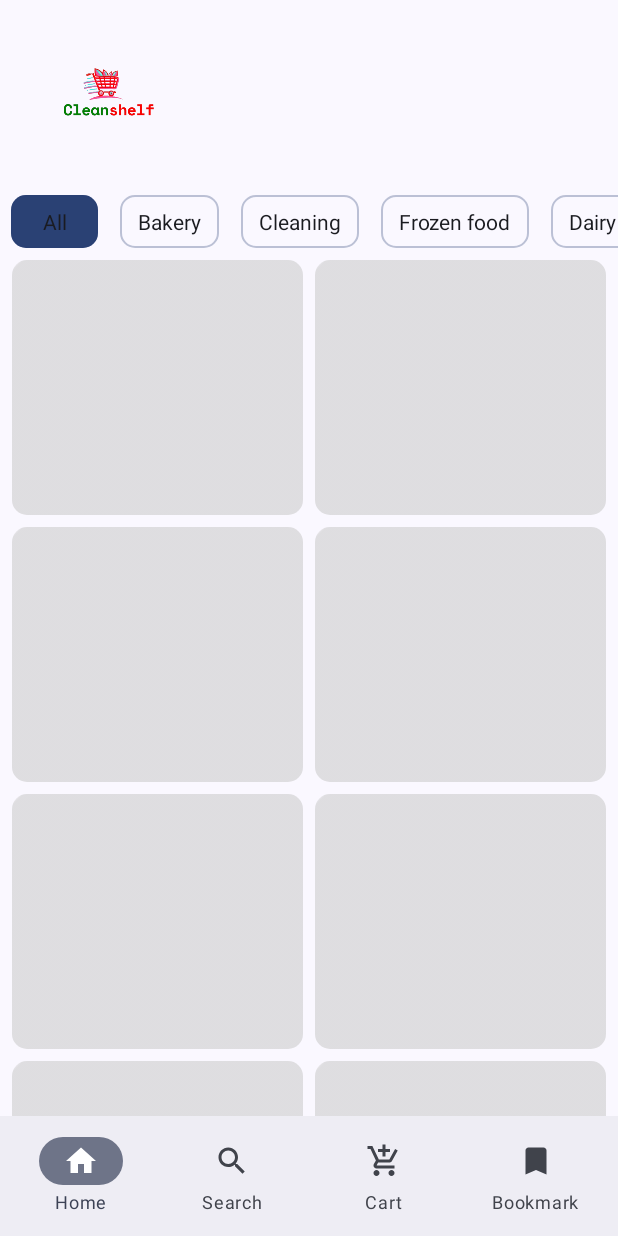
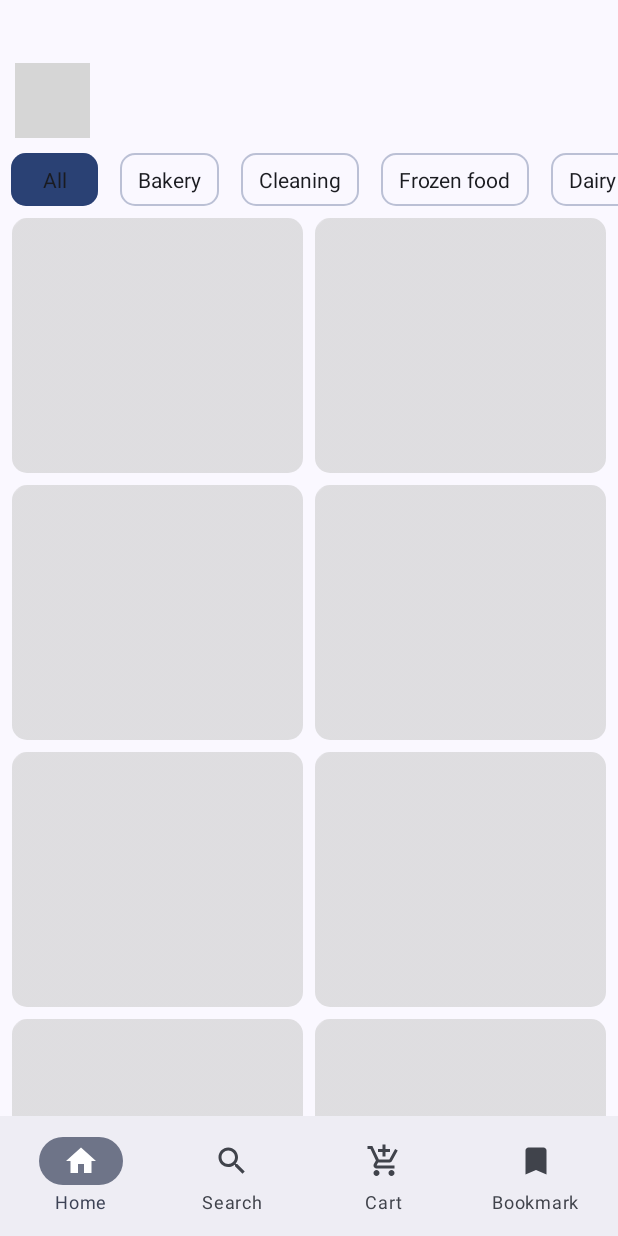
Before and after one commit to ZackGithui/Cleanshelf, an Android app built with Jetpack Compose: the screen it shows after launch (MainActivity), after a tap on "Sign In", on a phone screen of 412 x 824 dp. Run offline under Robolectric (Android 15) with nearby library versions, the phone set to English and light mode, and no system bars; our stand-ins replace Dagger/Hilt's generated code, Firebase (no records; nobody signed in at launch, a user with empty details on screens opened directly), Room's generated code, livedata-compose; pictures from the network do not load; Roboto replaces fonts that are not available here; 2 statements that could not run were skipped; grey boxes are pictures that could not be loaded.

Commit message:
checkOut Functionality

```diff
--- a/app/build.gradle.kts
+++ b/app/build.gradle.kts
@@ -68,6 +68,7 @@ dependencies {
     implementation(libs.androidx.room.common)
     implementation(libs.androidx.room.ktx)
     implementation(libs.firebase.auth)
+    implementation(libs.firebase.firestore.ktx)
     testImplementation(libs.junit)
     androidTestImplementation(libs.androidx.junit)
     androidTestImplementation(libs.androidx.espresso.core)
@@ -123,5 +124,7 @@ dependencies {
     implementation ("com.github.erenalpaslan:removebg:1.0.4")
     //Firebase Messaging
     implementation ("com.google.firebase:firebase-messaging:23.3.1")
+    //implementation ("com.google.firebase:firebase-firestore-ktx:24.10.0")
+    implementation ("com.google.firebase:firebase-storage-ktx:20.3.0")
 
 }
--- a/app/src/main/AndroidManifest.xml
+++ b/app/src/main/AndroidManifest.xml
@@ -5,6 +5,8 @@
     <application
         android:allowBackup="true"
         android:name=".MainApplication"
+        android:usesCleartextTraffic="true"
+        android:networkSecurityConfig="@xml/network_security_config"
         android:dataExtractionRules="@xml/data_extraction_rules"
         android:fullBackupContent="@xml/backup_rules"
         android:icon="@mipmap/ic_launcher"
--- a/app/src/main/java/com/example/cleanshelf/MainActivity.kt
+++ b/app/src/main/java/com/example/cleanshelf/MainActivity.kt
@@ -32,10 +32,12 @@ import com.example.cleanshelf.presentation.authentication.forgotPassword.ForgotP
 import com.example.cleanshelf.presentation.authentication.forgotPassword.ForgotViewModel
 import com.example.cleanshelf.presentation.authentication.signIn.Login
 import com.example.cleanshelf.presentation.authentication.signIn.SignInViewModel
+import com.example.cleanshelf.presentation.authentication.signOut.SignOutScreen
 import com.example.cleanshelf.presentation.authentication.signUp.SignUp
 import com.example.cleanshelf.presentation.authentication.signUp.SignUpViewModel
 import com.example.cleanshelf.presentation.bookMarks.BookMarkScreen
 import com.example.cleanshelf.presentation.cart.CartScreen
+import com.example.cleanshelf.presentation.checkOut.CheckOutScreen
 import com.example.cleanshelf.presentation.detailScreen.DetailScreen
 import com.example.cleanshelf.presentation.homeScreen.HomeScreen
 import com.example.cleanshelf.presentation.navigation.AppScreens
@@ -129,7 +131,7 @@ fun App(navController: NavHostController, modifier: Modifier) {
                 )
             }
             composable(AppScreens.CartScreen.route) {
-                CartScreen()
+                CartScreen(navController = navController)
             }
             composable(AppScreens.SearchScreen.route) {
                 SearchScreen(navController = navController)
@@ -137,6 +139,12 @@ fun App(navController: NavHostController, modifier: Modifier) {
             composable(AppScreens.BookMarks.route) {
                 BookMarkScreen()
             }
+            composable(AppScreens.CheckOutScreen.route){
+                CheckOutScreen()
+            }
+            composable(AppScreens.SignOut.route){
+                SignOutScreen(navController = navController)
+            }
         }
     }
 }
--- a/app/src/main/java/com/example/cleanshelf/data/remote/Cleanshelf.kt
+++ b/app/src/main/java/com/example/cleanshelf/data/remote/Cleanshelf.kt
@@ -1,7 +1,14 @@
 package com.example.cleanshelf.data.remote
 
 import com.example.cleanshelf.data.remote.Dto.ProductResponseItem
+import com.example.cleanshelf.data.remote.Dto.StkRequest
+import com.example.cleanshelf.data.remote.Dto.StkResponse
+import retrofit2.Call
+import retrofit2.Response
+import retrofit2.http.Body
 import retrofit2.http.GET
+import retrofit2.http.Headers
+import retrofit2.http.POST
 import retrofit2.http.Path
 import retrofit2.http.Query
 
@@ -21,4 +28,20 @@ interface Cleanshelf {
     ): List<ProductResponseItem>
 
 
+
+
+
+
+
+
+
 }
+
+interface MpesaServices{
+    @Headers("Content-Type: application/json","Authorization: Bearer YOUR_TOKEN")
+    @POST("stkPush")
+    suspend fun initiateStkPush(@Body request: StkRequest): Response<StkResponse>
+
+
+
+}
--- a/app/src/main/java/com/example/cleanshelf/presentation/cart/CartScreen.kt
+++ b/app/src/main/java/com/example/cleanshelf/presentation/cart/CartScreen.kt
@@ -21,13 +21,15 @@ import androidx.compose.ui.unit.dp
 import androidx.compose.ui.unit.sp
 import androidx.hilt.navigation.compose.hiltViewModel
 import androidx.lifecycle.compose.collectAsStateWithLifecycle
+import androidx.navigation.NavController
 import com.example.cleanshelf.presentation.authentication.components.CleanShelfButton
 import com.example.cleanshelf.presentation.cart.components.CartItem
 import com.example.cleanshelf.presentation.navigation.AppScreens
 import com.google.firebase.auth.FirebaseAuth
 
 @Composable
-fun CartScreen(modifier: Modifier = Modifier) {
+fun CartScreen(modifier: Modifier = Modifier,
+               navController: NavController) {
     val auth: FirebaseAuth = FirebaseAuth.getInstance()
 
     val cartViewModel: CartViewModel = hiltViewModel()
@@ -92,7 +94,7 @@ fun CartScreen(modifier: Modifier = Modifier) {
                 CleanShelfButton(
                     modifier = modifier.fillMaxWidth(),
                     title = "CheckOut",
-                    onClick = {})
+                    onClick = {navController.navigate(AppScreens.CheckOutScreen.route)})
             }
 
         }
--- a/app/src/main/java/com/example/cleanshelf/presentation/homeScreen/HomeScreen.kt
+++ b/app/src/main/java/com/example/cleanshelf/presentation/homeScreen/HomeScreen.kt
@@ -64,7 +64,7 @@ fun HomeScreen(
 
 
     Column {
-        TopPart()
+        TopPart(navController)
 
         CategoryTab(
             modifier = Modifier.fillMaxWidth(),
--- a/app/src/main/java/com/example/cleanshelf/presentation/homeScreen/components/TopPart.kt
+++ b/app/src/main/java/com/example/cleanshelf/presentation/homeScreen/components/TopPart.kt
@@ -2,16 +2,25 @@ package com.example.cleanshelf.presentation.homeScreen.components
 
 import androidx.compose.foundation.Image
 import androidx.compose.foundation.background
+import androidx.compose.foundation.clickable
 import androidx.compose.foundation.layout.Arrangement
 import androidx.compose.foundation.layout.Row
 import androidx.compose.foundation.layout.fillMaxWidth
 import androidx.compose.foundation.layout.padding
 import androidx.compose.foundation.layout.size
+import androidx.compose.foundation.shape.CircleShape
 import androidx.compose.material3.MaterialTheme
 import androidx.compose.material3.Text
 import androidx.compose.runtime.Composable
+import androidx.compose.runtime.LaunchedEffect
+import androidx.compose.runtime.getValue
+import androidx.compose.runtime.mutableStateOf
+import androidx.compose.runtime.remember
+import androidx.compose.runtime.setValue
 import androidx.compose.ui.Alignment
 import androidx.compose.ui.Modifier
+import androidx.compose.ui.draw.clip
+import androidx.compose.ui.graphics.Color
 import androidx.compose.ui.graphics.ColorFilter
 import androidx.compose.ui.layout.ContentScale
 import androidx.compose.ui.res.painterResource
@@ -19,28 +28,56 @@ import androidx.compose.ui.res.stringResource
 import androidx.compose.ui.tooling.preview.Preview
 import androidx.compose.ui.unit.dp
 import androidx.compose.ui.unit.sp
+import androidx.navigation.NavController
+import androidx.navigation.compose.rememberNavController
+import coil.compose.rememberAsyncImagePainter
 import com.example.cleanshelf.R
+import com.example.cleanshelf.presentation.authentication.firebaseAuth.AuthViewModel
+import com.example.cleanshelf.presentation.navigation.AppScreens
 import com.google.firebase.auth.FirebaseAuth
+import com.google.firebase.firestore.FirebaseFirestore
+import kotlinx.coroutines.tasks.await
 
 @Composable
-fun TopPart() {
-    Row (modifier = Modifier
+fun TopPart(navController: NavController) {
+    val authViewModel = AuthViewModel()
+    val auth = FirebaseAuth.getInstance()
+    val user = auth.currentUser
+    val fireStore = FirebaseFirestore.getInstance()
+    var profilePictureUri by remember { mutableStateOf(user?.photoUrl?.toString() ?: "") }
+    LaunchedEffect(user) {
+        user?.uid?.let { uid ->
+            val doc = fireStore.collection("users").document(uid).get().await()
+
+            profilePictureUri = doc.getString("profilePicture") ?: user.photoUrl.toString() ?: ""
+
+
+        }
+
+    }
+
+
+    Row(
+        modifier = Modifier
             .fillMaxWidth()
             .padding(10.dp)
+            .padding(top= 32.dp)
             .background(MaterialTheme.colorScheme.background),
         horizontalArrangement = Arrangement.SpaceBetween,
         verticalAlignment = Alignment.CenterVertically
-    ){
+    ) {
         val auth: FirebaseAuth = FirebaseAuth.getInstance()
+
         auth.currentUser?.displayName?.let {
-            Text(text = "Welcome, $it! ",
+            Text(
+                text = "Welcome, $it! ",
                 style = MaterialTheme.typography.bodyLarge.copy(fontSize = 22.sp),
                 color = MaterialTheme.colorScheme.onBackground
             )
         }
 
 
-        Image(
+        /* Image(
              painter = painterResource(id = R.drawable.cleanshelficon),
 
              contentDescription = stringResource(id = R.string.logo),
@@ -48,8 +85,21 @@ fun TopPart() {
              contentScale = ContentScale.Crop,
             //colorFilter = ColorFilter.tint(color = MaterialTheme.colorScheme.onBackground)
 
+         )*/
+        Image(
+            painter = rememberAsyncImagePainter(profilePictureUri),
+            contentDescription = "image",
+            contentScale = ContentScale.Crop,
+            modifier = Modifier
+                .size(50.dp)
+                .clip(CircleShape)
+                .background(Color.Gray)
+                .clickable {
+                    navController.navigate(AppScreens.SignOut.route)
+
+
+                }
         )
-
 
 
     }
@@ -61,6 +111,7 @@ fun TopPart() {
 @Preview
 @Composable
 private fun TopPart1() {
-    TopPart()
+    val navController = rememberNavController()
+    TopPart(navController = navController)
 
 }
--- a/app/src/main/java/com/example/cleanshelf/presentation/navigation/AppScreens.kt
+++ b/app/src/main/java/com/example/cleanshelf/presentation/navigation/AppScreens.kt
@@ -1,6 +1,7 @@
 package com.example.cleanshelf.presentation.navigation
 
 import androidx.compose.material.icons.Icons
+import androidx.compose.material.icons.filled.Close
 import androidx.compose.material.icons.filled.Signpost
 import androidx.compose.material.icons.outlined.AddShoppingCart
 import androidx.compose.material.icons.outlined.BookmarkBorder
@@ -20,6 +21,7 @@ sealed class AppScreens(val route: String,val icon:ImageVector,val title: String
     data object CartScreen : AppScreens("CartScreen",Icons.Outlined.AddShoppingCart,"Cart")
     data object  SearchScreen : AppScreens("SearchScreen",Icons.Outlined.Search,"Search")
     data object  BookMarks : AppScreens("BookMarks",Icons.Outlined.BookmarkBorder,"Bookmark")
-
+    data object CheckOutScreen : AppScreens("CheckOut",Icons.Default.Close,"checkout")
+    data object SignOut : AppScreens("SignOut",Icons.Default.Close,"signOut")
 
 }
--- a/app/src/main/java/com/example/cleanshelf/util/Const.kt
+++ b/app/src/main/java/com/example/cleanshelf/util/Const.kt
@@ -1,2 +1,4 @@
 package com.example.cleanshelf.util
 const val BASE_URL= "https://1867-197-232-120-6.ngrok-free.app/"
+
+const val MPESAAPI_BASE_URL ="http://192.168.0.186:5001/api/"
--- /dev/null
+++ b/app/src/main/res/xml/network_security_config.xml
@@ -0,0 +1,6 @@
+<?xml version="1.0" encoding="utf-8"?>
+<network-security-config>
+    <domain-config cleartextTrafficPermitted="true">
+        <domain includeSubdomains="true">192.168.0.186</domain>
+    </domain-config>
+</network-security-config>
--- a/build.gradle.kts
+++ b/build.gradle.kts
@@ -7,4 +7,5 @@ plugins {
     id("org.jetbrains.kotlin.kapt") version "1.8.0" apply false
     alias(libs.plugins.google.gms.google.services) apply false
 
+
 }
--- a/gradle/libs.versions.toml
+++ b/gradle/libs.versions.toml
@@ -19,6 +19,7 @@ roomCommon = "2.6.1"
 roomKtx = "2.6.1"
 googleGmsGoogleServices = "4.4.2"
 firebaseAuth = "23.0.0"
+firebaseFirestoreKtx = "25.1.3"
 
 
 [libraries]
@@ -46,6 +47,7 @@ androidx-runtime-livedata = { group = "androidx.compose.runtime", name = "runtim
 androidx-room-common = { group = "androidx.room", name = "room-common", version.ref = "roomCommon" }
 androidx-room-ktx = { group = "androidx.room", name = "room-ktx", version.ref = "roomKtx" }
 firebase-auth = { group = "com.google.firebase", name = "firebase-auth", version.ref = "firebaseAuth" }
+firebase-firestore-ktx = { group = "com.google.firebase", name = "firebase-firestore-ktx", version.ref = "firebaseFirestoreKtx" }
 
 [plugins]
 android-application = { id = "com.android.application", version.ref = "agp" }
```
Also changed, not shown: app/src/main/java/com/example/cleanshelf/data/remote/Dto/StkRequest.kt (added, +13 -0 lines), app/src/main/java/com/example/cleanshelf/data/remote/Dto/StkResponse.kt (added, +19 -0 lines), app/src/main/java/com/example/cleanshelf/data/repository/MpesaRepository.kt (added, +31 -0 lines), app/src/main/java/com/example/cleanshelf/di/ObjectModule.kt (+13 -2 lines), app/src/main/java/com/example/cleanshelf/presentation/authentication/signOut/SignOutScreen.kt (added, +196 -0 lines), app/src/main/java/com/example/cleanshelf/presentation/checkOut/CheckOutScreen.kt (added, +72 -0 lines), app/src/main/java/com/example/cleanshelf/presentation/checkOut/CheckOutViewModel.kt (added, +37 -0 lines), app/src/main/java/com/example/cleanshelf/data/remote/MpesaApi.kt (added). Lines whose indentation alone changed are shown as unchanged.
